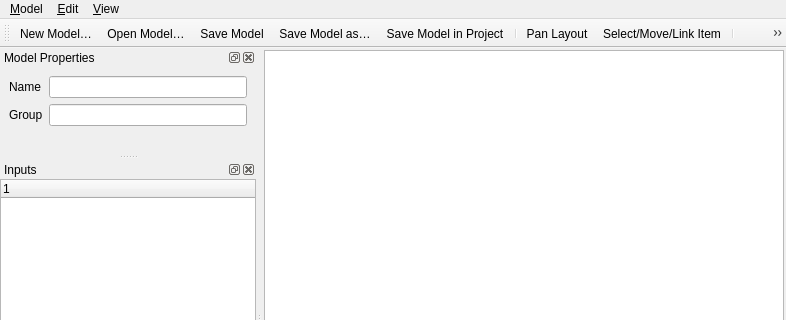
Before: the Qt Designer form src/ui/processing/qgsmodeldesignerdialogbase.ui in ValentinBuira/QGIS, drawn with Qt 5; both pictures show x 0 to 786 and y 0 to 320 of the 786 by 596 pixel window.
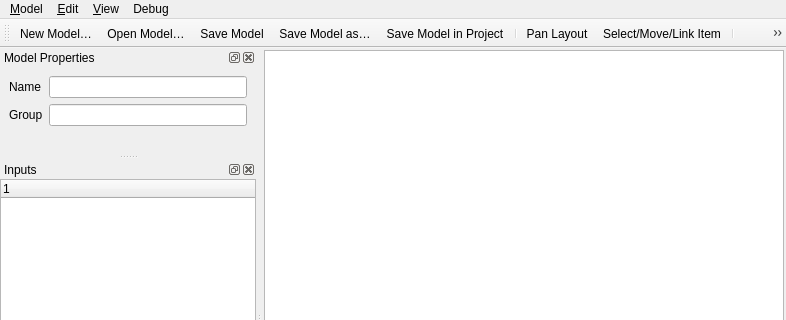
After: the same form once the commit is applied. Icons and pictures are not drawn. Custom widgets are drawn as their Qt base class.

Commit message: add few debugs tools: * repaint * show center

```diff
--- a/src/ui/processing/qgsmodeldesignerdialogbase.ui
+++ b/src/ui/processing/qgsmodeldesignerdialogbase.ui
@@ -103,9 +103,19 @@
     <addaction name="separator"/>
     <addaction name="mActionAddGroupBox"/>
    </widget>
+   <widget class="QMenu" name="menuDebug">
+    <property name="title">
+     <string>Debug</string>
+    </property>
+    <addaction name="separator"/>
+    <addaction name="mActionShowCenterPoint"/>
+    <addaction name="mActionRepaint"/>
+    <addaction name="mActionCenterView"/>
+   </widget>
    <addaction name="menu_Model"/>
    <addaction name="mMenuEdit"/>
    <addaction name="mMenuView"/>
+   <addaction name="menuDebug"/>
   </widget>
   <widget class="QToolBar" name="mToolbar">
    <property name="windowTitle">
```
Left out of the diff: 18 changed lines with no effect on the pictures. The commit also changes 8 other files.
